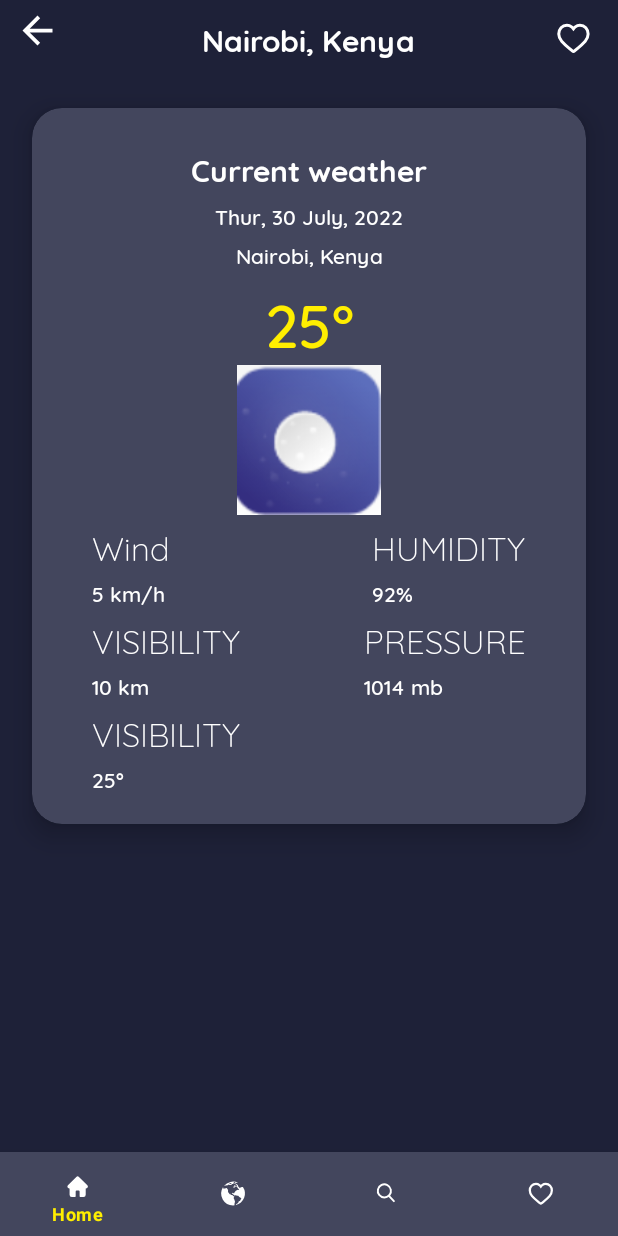
After one commit to eskeikim/Weather-Man-App, an Android app: the DetailFragment screen opened through its navigation route, on a phone screen of 412 x 824 dp. The commit adds this screen. Run offline under Robolectric (Android 15) with nearby library versions, the phone set to English and light mode, and no system bars; our stand-ins replace Dagger/Hilt's generated code, Timber, navigation-ui.

Commit message:
add weather detail UI

```diff
--- a/app/build.gradle
+++ b/app/build.gradle
@@ -47,6 +47,7 @@ dependencies {
     implementation 'androidx.lifecycle:lifecycle-viewmodel-ktx:2.4.1'
     implementation 'androidx.navigation:navigation-fragment-ktx:2.4.1'
     implementation 'androidx.navigation:navigation-ui-ktx:2.4.1'
+    implementation 'androidx.legacy:legacy-support-v4:1.0.0'
     testImplementation 'junit:junit:4.+'
     androidTestImplementation 'androidx.test.ext:junit:1.1.3'
     androidTestImplementation 'androidx.test.espresso:espresso-core:3.4.0'
--- /dev/null
+++ b/app/src/main/java/com/skimani/weatherapp/ui/home/DetailFragment.kt
@@ -0,0 +1,74 @@
+package com.skimani.weatherapp.ui.home
+
+import android.os.Bundle
+import android.view.LayoutInflater
+import android.view.View
+import android.view.ViewGroup
+import android.widget.Toast
+import androidx.fragment.app.Fragment
+import androidx.lifecycle.ViewModelProvider
+import androidx.navigation.Navigation
+import com.skimani.weatherapp.R
+import com.skimani.weatherapp.databinding.DetailFragmentBinding
+import com.skimani.weatherapp.db.entity.CurrentWeather
+import dagger.hilt.android.AndroidEntryPoint
+import timber.log.Timber
+
+@AndroidEntryPoint
+class DetailFragment : Fragment() {
+
+    companion object {
+        fun newInstance() = DetailFragment()
+    }
+
+    private lateinit var viewModel: DetailViewModel
+    private var _binding: DetailFragmentBinding? = null
+    private val binding get() = _binding!!
+
+    override fun onCreateView(
+        inflater: LayoutInflater,
+        container: ViewGroup?,
+        savedInstanceState: Bundle?
+    ): View {
+        _binding = DetailFragmentBinding.inflate(inflater, container, false)
+        return binding.root
+    }
+
+    override fun onViewCreated(view: View, savedInstanceState: Bundle?) {
+        super.onViewCreated(view, savedInstanceState)
+        viewModel = ViewModelProvider(this)[DetailViewModel::class.java]
+        initViews()
+    }
+
+    private fun initViews() {
+        binding.apply {
+            ivBack.setOnClickListener {
+                Navigation.findNavController(it)
+                    .navigate(R.id.navigation_home)
+            }
+        }
+    }
+
+    fun onFavouriteClicked(currentWeather: CurrentWeather) {
+        Timber.d("favourite!!! ${currentWeather.city}")
+        var isFavourite = false
+        isFavourite = !currentWeather.favourite
+        viewModel.addFavourite(
+            currentWeather.city,
+            currentWeather.countryCode,
+            isFavourite
+        )
+        val message =
+            if (isFavourite) " ${currentWeather.city} added to favourites" else " ${currentWeather.city} removed from favourites"
+        Toast.makeText(
+            requireContext(),
+            message,
+            Toast.LENGTH_SHORT
+        ).show()
+    }
+
+    override fun onDestroyView() {
+        super.onDestroyView()
+        _binding = null
+    }
+}
--- /dev/null
+++ b/app/src/main/java/com/skimani/weatherapp/ui/home/DetailViewModel.kt
@@ -0,0 +1,18 @@
+package com.skimani.weatherapp.ui.home
+
+import androidx.lifecycle.ViewModel
+import androidx.lifecycle.viewModelScope
+import com.skimani.weatherapp.repository.WeatherRepository
+import dagger.hilt.android.lifecycle.HiltViewModel
+import kotlinx.coroutines.launch
+import javax.inject.Inject
+
+@HiltViewModel
+class DetailViewModel @Inject constructor(val weatherRepository: WeatherRepository) : ViewModel() {
+
+    fun addFavourite(city: String, country: String, isFavourite: Boolean) {
+        viewModelScope.launch {
+            weatherRepository.addFavourite(city, country, isFavourite)
+        }
+    }
+}
--- a/app/src/main/java/com/skimani/weatherapp/ui/home/HomeFragment.kt
+++ b/app/src/main/java/com/skimani/weatherapp/ui/home/HomeFragment.kt
@@ -72,7 +72,7 @@ class HomeFragment : Fragment() {
 
                 override fun onClicked(currentWeather: CurrentWeather) {
                     Navigation.findNavController(binding.rvCurrentWeather)
-                        .navigate(R.id.navigation_notes)
+                        .navigate(R.id.detailFragment)
                 }
             })
     }
--- /dev/null
+++ b/app/src/main/res/drawable/ic_baseline_arrow_back_24.xml
@@ -0,0 +1,5 @@
+<vector android:autoMirrored="true" android:height="24dp"
+    android:tint="#FFFFFF" android:viewportHeight="24"
+    android:viewportWidth="24" android:width="24dp" xmlns:android="http://schemas.android.com/apk/res/android">
+    <path android:fillColor="@android:color/white" android:pathData="M20,11H7.83l5.59,-5.59L12,4l-8,8 8,8 1.41,-1.41L7.83,13H20v-2z"/>
+</vector>
--- a/app/src/main/res/layout/activity_main.xml
+++ b/app/src/main/res/layout/activity_main.xml
@@ -16,7 +16,7 @@
         app:itemTextColor="@color/colorAccent"
         app:itemRippleColor="@color/white"
         app:itemIconTint="@color/white"
-        app:itemBackground="@color/colorPrimaryDark"
+        app:itemBackground="@color/card_bg_color"
         app:layout_constraintBottom_toBottomOf="parent"
         app:layout_constraintLeft_toLeftOf="parent"
         app:layout_constraintRight_toRightOf="parent"
--- /dev/null
+++ b/app/src/main/res/layout/detail_fragment.xml
@@ -0,0 +1,254 @@
+<?xml version="1.0" encoding="utf-8"?>
+<LinearLayout xmlns:android="http://schemas.android.com/apk/res/android"
+    xmlns:app="http://schemas.android.com/apk/res-auto"
+    xmlns:tools="http://schemas.android.com/tools"
+    android:layout_width="match_parent"
+    android:layout_height="match_parent"
+    android:background="@color/bg_color"
+    android:orientation="vertical"
+    tools:context=".ui.home.DetailFragment">
+
+    <RelativeLayout
+        android:layout_width="match_parent"
+        android:layout_height="wrap_content"
+        android:layout_marginTop="5dp">
+        <androidx.appcompat.widget.AppCompatImageView
+            android:id="@+id/iv_back"
+            android:layout_width="30dp"
+            android:layout_height="30dp"
+            android:layout_alignParentStart="true"
+            app:srcCompat="@drawable/ic_baseline_arrow_back_24"
+            android:layout_marginStart="10dp"
+            app:tint="@color/white" />
+
+        <TextView
+            android:id="@+id/tv_city_name"
+            style="@style/Title"
+            android:layout_width="wrap_content"
+            android:layout_height="wrap_content"
+            android:layout_marginTop="5dp"
+            android:layout_centerHorizontal="true"
+            android:text="Nairobi, Kenya"
+            app:layout_constraintStart_toStartOf="parent"
+            app:layout_constraintTop_toTopOf="parent" />
+
+        <androidx.appcompat.widget.AppCompatImageView
+            android:id="@+id/iv_favourite"
+            android:layout_width="40dp"
+            android:layout_height="40dp"
+            android:layout_alignParentEnd="true"
+            app:srcCompat="@drawable/ic_favorite_button"
+            android:layout_marginEnd="10dp"
+            app:tint="@color/white" />
+    </RelativeLayout>
+
+    <com.google.android.material.card.MaterialCardView
+        android:layout_width="match_parent"
+        android:layout_height="wrap_content"
+        android:layout_margin="5sp"
+        android:elevation="5dp"
+        app:cardBackgroundColor="@color/card_bg_color"
+        app:cardCornerRadius="20dp"
+        app:cardElevation="10dp"
+        app:cardUseCompatPadding="true"
+        app:layout_constraintStart_toStartOf="parent"
+        app:layout_constraintTop_toTopOf="parent">
+
+        <androidx.constraintlayout.widget.ConstraintLayout
+            android:layout_width="match_parent"
+            android:layout_height="wrap_content"
+            android:padding="20dp">
+
+            <View
+                android:layout_width="0dp"
+                android:layout_height="1dp"
+                app:layout_constraintStart_toStartOf="parent"
+                app:layout_constraintTop_toTopOf="parent" />
+
+            <TextView
+                android:id="@+id/tv_title"
+                style="@style/Title"
+                android:layout_width="wrap_content"
+                android:layout_height="wrap_content"
+                android:layout_gravity="center_horizontal"
+                android:layout_marginTop="5dp"
+                android:text="Current weather"
+                app:layout_constraintEnd_toEndOf="parent"
+                app:layout_constraintStart_toStartOf="parent"
+                app:layout_constraintTop_toTopOf="parent" />
+
+            <TextView
+                android:id="@+id/tv_date"
+                style="@style/TextView"
+                android:layout_width="wrap_content"
+                android:layout_height="wrap_content"
+                android:layout_gravity="center_horizontal"
+                android:layout_marginTop="5dp"
+                android:text="Thur, 30 July, 2022"
+                app:layout_constraintEnd_toEndOf="parent"
+                app:layout_constraintStart_toStartOf="parent"
+                app:layout_constraintTop_toBottomOf="@+id/tv_title" />
+
+            <TextView
+                android:id="@+id/tv_time"
+                style="@style/TextView"
+                android:layout_width="wrap_content"
+                android:layout_height="wrap_content"
+                android:layout_gravity="center_horizontal"
+                android:layout_marginTop="5dp"
+                android:text="Nairobi, Kenya"
+                app:layout_constraintEnd_toEndOf="parent"
+                app:layout_constraintStart_toStartOf="parent"
+                app:layout_constraintTop_toBottomOf="@+id/tv_date" />
+
+            <TextView
+                android:id="@+id/tv_temp"
+                style="@style/TextView"
+                android:layout_width="wrap_content"
+                android:layout_height="wrap_content"
+                android:layout_marginTop="5dp"
+                android:textColor="@color/colorAccent"
+                android:textSize="40sp"
+                app:layout_constraintStart_toStartOf="parent"
+                app:layout_constraintEnd_toEndOf="parent"
+                app:layout_constraintTop_toBottomOf="@+id/tv_time"
+                android:text="25°" />
+
+
+            <androidx.appcompat.widget.AppCompatImageView
+                android:id="@+id/iv_weather_icon"
+                android:layout_width="100dp"
+                android:layout_height="100dp"
+                app:layout_constraintEnd_toEndOf="parent"
+                app:layout_constraintStart_toStartOf="parent"
+                app:layout_constraintTop_toBottomOf="@+id/tv_temp"
+                app:srcCompat="@drawable/night" />
+
+
+            <TextView
+                android:id="@+id/tv_wind_title"
+                style="@style/WeatherText"
+                android:layout_width="wrap_content"
+                android:layout_height="wrap_content"
+                android:layout_gravity="center_horizontal"
+                android:layout_marginTop="5dp"
+                android:layout_marginHorizontal="20dp"
+                android:text="Wind"
+                app:layout_constraintStart_toStartOf="parent"
+                app:layout_constraintTop_toBottomOf="@+id/iv_weather_icon" />
+
+            <TextView
+                android:id="@+id/tv_wind"
+                style="@style/TextView"
+                android:layout_width="wrap_content"
+                android:layout_height="wrap_content"
+                android:layout_gravity="center_horizontal"
+                android:layout_marginTop="5dp"
+                android:layout_marginHorizontal="20dp"
+                android:text="5 km/h"
+                app:layout_constraintStart_toStartOf="parent"
+                app:layout_constraintTop_toBottomOf="@+id/tv_wind_title" />
+
+
+            <TextView
+                android:id="@+id/tv_humidity_title"
+                style="@style/WeatherText"
+                android:layout_width="wrap_content"
+                android:layout_height="wrap_content"
+                android:layout_gravity="center_horizontal"
+                android:layout_marginTop="5dp"
+                android:layout_marginHorizontal="20dp"
+                android:text="HUMIDITY"
+                app:layout_constraintEnd_toEndOf="parent"
+                app:layout_constraintTop_toBottomOf="@+id/iv_weather_icon" />
+
+            <TextView
+                android:id="@+id/tv_humidity"
+                style="@style/TextView"
+                android:layout_width="wrap_content"
+                android:layout_height="wrap_content"
+                android:layout_gravity="center_horizontal"
+                android:layout_marginTop="5dp"
+                android:layout_marginEnd="20dp"
+                android:text="92%"
+                app:layout_constraintStart_toStartOf="@+id/tv_humidity_title"
+                app:layout_constraintTop_toBottomOf="@+id/tv_humidity_title" />
+
+
+            <TextView
+                android:id="@+id/tv_visibility_title"
+                style="@style/WeatherText"
+                android:layout_width="wrap_content"
+                android:layout_height="wrap_content"
+                android:layout_gravity="center_horizontal"
+                android:layout_marginTop="5dp"
+                android:layout_marginHorizontal="20dp"
+                android:text="VISIBILITY"
+                app:layout_constraintStart_toStartOf="parent"
+                app:layout_constraintTop_toBottomOf="@+id/tv_humidity" />
+
+            <TextView
+                android:id="@+id/tv_visibility"
+                style="@style/TextView"
+                android:layout_width="wrap_content"
+                android:layout_height="wrap_content"
+                android:layout_gravity="center_horizontal"
+                android:layout_marginTop="5dp"
+                android:layout_marginHorizontal="20dp"
+                android:text="10 km"
+                app:layout_constraintStart_toStartOf="parent"
+                app:layout_constraintTop_toBottomOf="@+id/tv_visibility_title" />
+
+
+            <TextView
+                android:id="@+id/tv_pressure_title"
+                style="@style/WeatherText"
+                android:layout_width="wrap_content"
+                android:layout_height="wrap_content"
+                android:layout_gravity="center_horizontal"
+                android:layout_marginTop="5dp"
+                android:layout_marginHorizontal="20dp"
+                android:text="PRESSURE"
+                app:layout_constraintEnd_toEndOf="parent"
+                app:layout_constraintTop_toBottomOf="@+id/tv_humidity" />
+
+            <TextView
+                android:id="@+id/tv_pressure"
+                style="@style/TextView"
+                android:layout_width="wrap_content"
+                android:layout_height="wrap_content"
+                android:layout_gravity="center_horizontal"
+                android:layout_marginTop="5dp"
+                android:layout_marginEnd="20dp"
+                android:text="1014 mb"
+                app:layout_constraintStart_toStartOf="@+id/tv_pressure_title"
+                app:layout_constraintTop_toBottomOf="@+id/tv_pressure_title" />
+            <TextView
+                android:id="@+id/tv_dew_point_title"
+                style="@style/WeatherText"
+                android:layout_width="wrap_content"
+                android:layout_height="wrap_content"
+                android:layout_gravity="center_horizontal"
+                android:layout_marginTop="5dp"
+                android:layout_marginHorizontal="20dp"
+                android:text="VISIBILITY"
+                app:layout_constraintStart_toStartOf="parent"
+                app:layout_constraintTop_toBottomOf="@+id/tv_pressure" />
+
+            <TextView
+                android:id="@+id/tv_dew_point"
+                style="@style/TextView"
+                android:layout_width="wrap_content"
+                android:layout_height="wrap_content"
+                android:layout_gravity="center_horizontal"
+                android:layout_marginTop="5dp"
+                android:layout_marginHorizontal="20dp"
+                android:text="25°"
+                app:layout_constraintStart_toStartOf="parent"
+                app:layout_constraintTop_toBottomOf="@+id/tv_dew_point_title" />
+
+
+        </androidx.constraintlayout.widget.ConstraintLayout>
+    </com.google.android.material.card.MaterialCardView>
+
+</LinearLayout>
--- a/app/src/main/res/layout/fragment_home.xml
+++ b/app/src/main/res/layout/fragment_home.xml
@@ -4,7 +4,7 @@
     xmlns:tools="http://schemas.android.com/tools"
     android:layout_width="match_parent"
     android:layout_height="match_parent"
-    android:background="#1E2138"
+    android:background="@color/bg_color"
     android:layout_marginBottom="50dp"
     tools:context=".ui.home.HomeFragment">
     <View
--- a/app/src/main/res/navigation/mobile_navigation.xml
+++ b/app/src/main/res/navigation/mobile_navigation.xml
@@ -9,7 +9,11 @@
         android:id="@+id/navigation_home"
         android:name="com.skimani.weatherapp.ui.home.HomeFragment"
         android:label="@string/title_home"
-        tools:layout="@layout/fragment_home" />
+        tools:layout="@layout/fragment_home" >
+        <action
+            android:id="@+id/action_navigation_home_to_detailFragment"
+            app:destination="@id/detailFragment" />
+    </fragment>
 
     <fragment
         android:id="@+id/navigation_notes"
@@ -28,5 +32,10 @@
         android:name="com.skimani.weatherapp.ui.search.FavouriteFragment"
         android:label="@string/favourite"
         tools:layout="@layout/fragment_favourite" />
+    <fragment
+        android:id="@+id/detailFragment"
+        android:name="com.skimani.weatherapp.ui.home.DetailFragment"
+        android:label="detail_fragment"
+        tools:layout="@layout/detail_fragment" />
 
 </navigation>
--- a/app/src/main/res/values/colors.xml
+++ b/app/src/main/res/values/colors.xml
@@ -3,7 +3,6 @@
     <color name="colorPrimary">#1E2138</color>
     <color name="colorPrimaryDark">#15172C</color>
     <color name="colorAccent">#FFEE00</color>
-    <color name="bg_color">#1E2138</color>
     <color name="purple_200">#FFBB86FC</color>
     <color name="purple_500">#FF6200EE</color>
     <color name="purple_700">#FF3700B3</color>
@@ -11,4 +10,6 @@
     <color name="teal_700">#FF018786</color>
     <color name="black">#FF000000</color>
     <color name="white">#FFFFFFFF</color>
+    <color name="bg_color">#1E2138</color>
+    <color name="card_bg_color">#43465D</color>
 </resources>
--- a/app/src/main/res/values/themes.xml
+++ b/app/src/main/res/values/themes.xml
@@ -14,11 +14,28 @@
         <!-- Status bar color. -->
         <!-- Customize your theme here. -->
         <item name="android:statusBarColor">@color/colorPrimaryDark</item>
-        <item name="fontFamily">@font/quicksand_medium</item>
 
 
     </style>
+
     <style name="TextView" parent="Widget.AppCompat.TextView">
         <item name="android:textColor">@color/white</item>
+        <item name="fontFamily">@font/quicksand_medium</item>
     </style>
+
+    <style name="WeatherText" parent="Widget.AppCompat.TextView">
+        <item name="android:textColor">@color/white</item>
+        <item name="fontFamily">@font/quicksand_light</item>
+        <item name="android:capitalize">characters</item>
+        <item name="android:textSize">22sp</item>
+
+    </style>
+
+    <style name="Title" parent="Widget.AppCompat.TextView">
+        <item name="android:textColor">@color/white</item>
+        <item name="fontFamily">@font/quicksand_bold</item>
+        <item name="android:textSize">20sp</item>
+    </style>
+
+
 </resources>
```
Also changed, not shown: app/src/main/res/font/quicksand_bold.ttf (added), app/src/main/res/font/quicksand_light.ttf (added).
